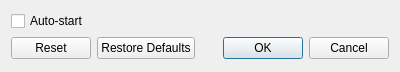
medo64/QText, file src/settingsdialog.ui: the form before one commit.
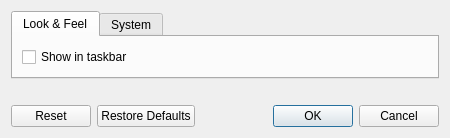
The form after the commit.

Commit message: Added Show in Taskbar to settings

Diff of the .ui file:
```diff
--- a/src/settingsdialog.ui
+++ b/src/settingsdialog.ui
@@ -6,15 +6,15 @@
    <rect>
     <x>0</x>
     <y>0</y>
-    <width>400</width>
-    <height>72</height>
+    <width>450</width>
+    <height>138</height>
    </rect>
   </property>
   <property name="windowTitle">
    <string>Dialog</string>
   </property>
   <layout class="QGridLayout" name="gridLayout">
-   <item row="2" column="0">
+   <item row="1" column="0">
     <widget class="QDialogButtonBox" name="buttonBox">
      <property name="orientation">
       <enum>Qt::Horizontal</enum>
@@ -24,11 +24,47 @@
      </property>
     </widget>
    </item>
-   <item row="1" column="0">
-    <widget class="QCheckBox" name="checkboxAutostart">
-     <property name="text">
-      <string>Auto-start</string>
+   <item row="0" column="0" alignment="Qt::AlignTop">
+    <widget class="QTabWidget" name="tabWidget">
+     <property name="currentIndex">
+      <number>0</number>
      </property>
+     <widget class="QWidget" name="tabLookAndFeel">
+      <attribute name="title">
+       <string>Look &amp;&amp; Feel</string>
+      </attribute>
+      <layout class="QVBoxLayout" name="verticalLayout_3">
+       <item>
+        <layout class="QHBoxLayout" name="horizontalLayout">
+         <item>
+          <widget class="QCheckBox" name="checkboxShowInTaskbar">
+           <property name="text">
+            <string>Show in taskbar</string>
+           </property>
+          </widget>
+         </item>
+        </layout>
+       </item>
+      </layout>
+     </widget>
+     <widget class="QWidget" name="tabSystem">
+      <attribute name="title">
+       <string>System</string>
+      </attribute>
+      <layout class="QVBoxLayout" name="verticalLayout_2">
+       <item>
+        <layout class="QVBoxLayout" name="verticalLayout">
+         <item>
+          <widget class="QCheckBox" name="checkboxAutostart">
+           <property name="text">
+            <string>Auto-start</string>
+           </property>
+          </widget>
+         </item>
+        </layout>
+       </item>
+      </layout>
+     </widget>
     </widget>
    </item>
   </layout>
```
Left out of the diff: 2 changed lines with no effect on the pictures. The commit also changes 4 other files.
